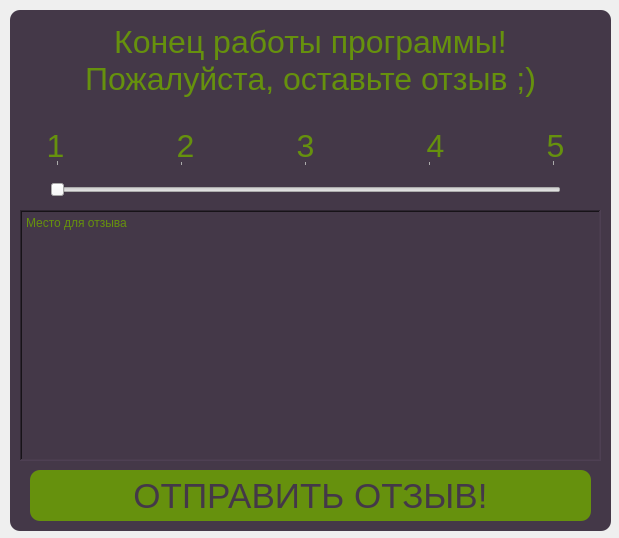
The window that final.ui (Tim-977/EngFilter-V2.6) describes before a commit, drawn with Qt 5.
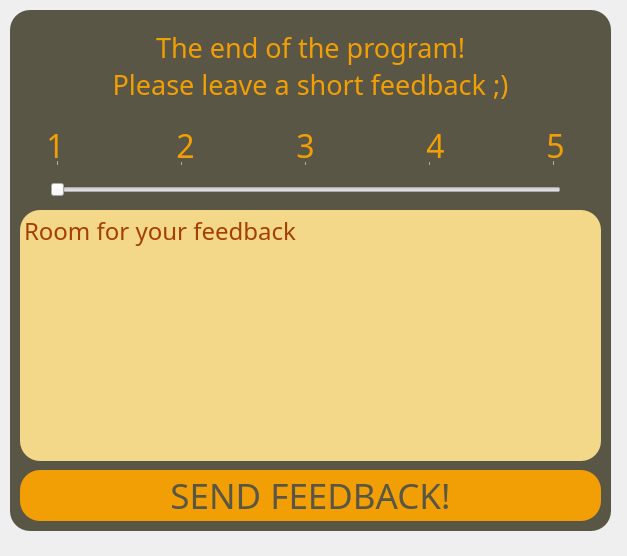
The same window after the commit.

Diff of the .ui file:
```diff
--- a/final.ui
+++ b/final.ui
@@ -6,8 +6,8 @@
    <rect>
     <x>0</x>
     <y>0</y>
-    <width>619</width>
-    <height>538</height>
+    <width>627</width>
+    <height>556</height>
    </rect>
   </property>
   <property name="windowTitle">
@@ -20,24 +20,25 @@
    <property name="geometry">
     <rect>
      <x>10</x>
-     <y>10</y>
+     <y>20</y>
      <width>601</width>
-     <height>101</height>
+     <height>91</height>
     </rect>
    </property>
    <property name="font">
     <font>
-     <pointsize>24</pointsize>
+     <family>Jokerman</family>
+     <pointsize>20</pointsize>
     </font>
    </property>
    <property name="styleSheet">
     <string notr="true">QLabel{
-	color: #66910D;
+	color: #F29F05;
 }</string>
    </property>
    <property name="text">
-    <string>Конец работы программы!
-Пожалуйста, оставьте отзыв ;)</string>
+    <string>The end of the program!
+Please leave a short feedback ;)</string>
    </property>
    <property name="alignment">
     <set>Qt::AlignCenter</set>
@@ -83,10 +84,17 @@
      <height>251</height>
     </rect>
    </property>
+   <property name="font">
+    <font>
+     <family>Jokerman</family>
+     <pointsize>18</pointsize>
+    </font>
+   </property>
    <property name="styleSheet">
     <string notr="true">QPlainTextEdit{
-	background-color: rgb(68, 56, 72);
-	color: #66910D;
+	background-color: #F2D888;
+	color: #A63F03;
+	border-radius:20px;
 }</string>
    </property>
    <property name="frameShape">
@@ -96,7 +104,7 @@
     <enum>QFrame::Sunken</enum>
    </property>
    <property name="plainText">
-    <string>Место для отзыва</string>
+    <string>Room for your feedback</string>
    </property>
   </widget>
   <widget class="QLabel" name="label_2">
@@ -110,12 +118,13 @@
    </property>
    <property name="font">
     <font>
+     <family>Jokerman</family>
      <pointsize>24</pointsize>
     </font>
    </property>
    <property name="styleSheet">
     <string notr="true">QLabel{
-	color: #66910D;
+	color: #F29F05;
 }</string>
    </property>
    <property name="frameShape">
@@ -139,12 +148,13 @@
    </property>
    <property name="font">
     <font>
+     <family>Jokerman</family>
      <pointsize>24</pointsize>
     </font>
    </property>
    <property name="styleSheet">
     <string notr="true">QLabel{
-	color: #66910D;
+	color: #F29F05;
 }</string>
    </property>
    <property name="frameShape">
@@ -168,12 +178,13 @@
    </property>
    <property name="font">
     <font>
+     <family>Jokerman</family>
      <pointsize>24</pointsize>
     </font>
    </property>
    <property name="styleSheet">
     <string notr="true">QLabel{
-	color: #66910D;
+	color: #F29F05;
 }</string>
    </property>
    <property name="frameShape">
@@ -197,12 +208,13 @@
    </property>
    <property name="font">
     <font>
+     <family>Jokerman</family>
      <pointsize>24</pointsize>
     </font>
    </property>
    <property name="styleSheet">
     <string notr="true">QLabel{
-	color: #66910D;
+	color: #F29F05;
 }</string>
    </property>
    <property name="frameShape">
@@ -226,12 +238,13 @@
    </property>
    <property name="font">
     <font>
+     <family>Jokerman</family>
      <pointsize>24</pointsize>
     </font>
    </property>
    <property name="styleSheet">
     <string notr="true">QLabel{
-	color: #66910D;
+	color: #F29F05;
 }</string>
    </property>
    <property name="frameShape">
@@ -247,26 +260,27 @@
   <widget class="QPushButton" name="pushButton">
    <property name="geometry">
     <rect>
-     <x>30</x>
+     <x>20</x>
      <y>470</y>
-     <width>561</width>
+     <width>581</width>
      <height>51</height>
     </rect>
    </property>
    <property name="font">
     <font>
+     <family>Jokerman</family>
      <pointsize>26</pointsize>
     </font>
    </property>
    <property name="styleSheet">
     <string notr="true">QPushButton{
-	border-radius: 10px;
-	color: rgb(68, 56, 72);
-	background-color: #66910D;
+	border-radius: 20px;
+	color: #595645;
+	background-color: #F29F05;
 }</string>
    </property>
    <property name="text">
-    <string>ОТПРАВИТЬ ОТЗЫВ!</string>
+    <string>SEND FEEDBACK!</string>
    </property>
   </widget>
   <widget class="QFrame" name="frame">
@@ -280,8 +294,8 @@
    </property>
    <property name="styleSheet">
     <string notr="true">QFrame {
-	border-radius: 10px;
-	background-color: rgb(68, 56, 72)
+	border-radius: 20px;
+	background-color: #595645;
 }</string>
    </property>
    <property name="frameShape">
```
Left out of the diff: 3 changed lines with no effect on the pictures.
